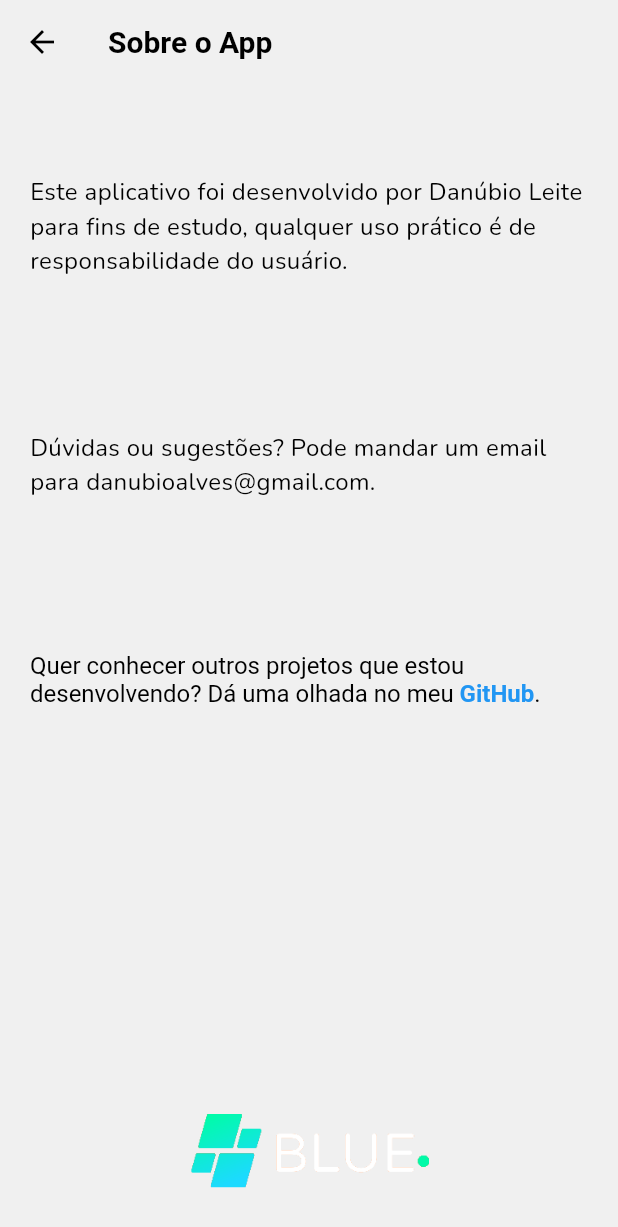
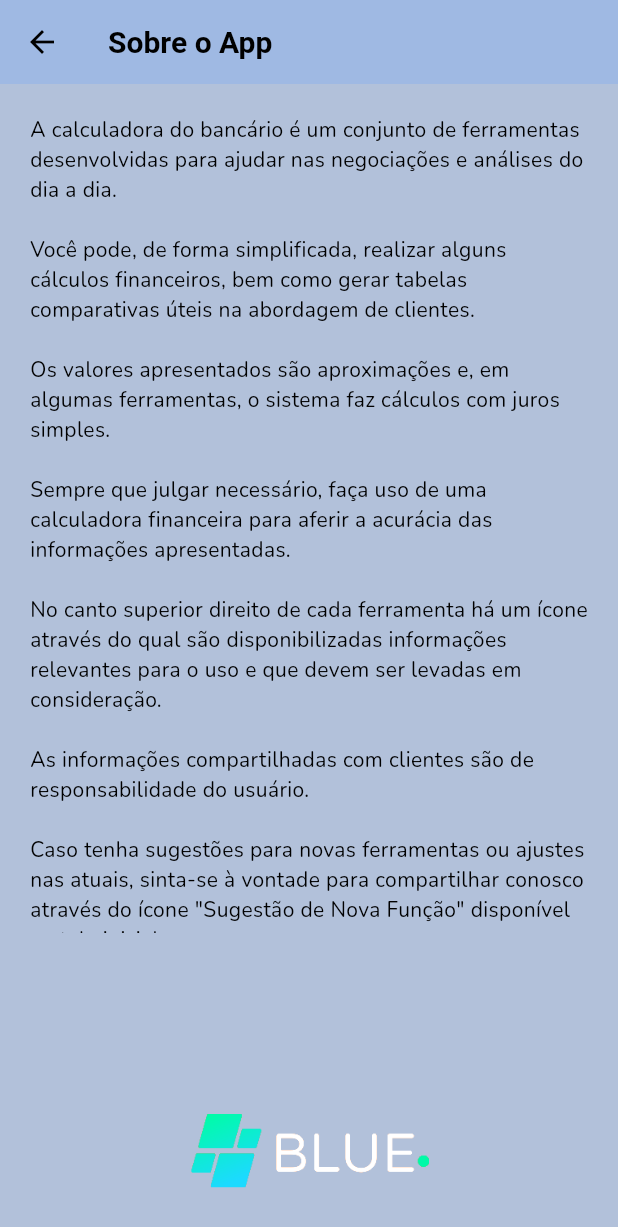
Before and after one commit to Danubio-Leite/calculadora_bancario, a Flutter app: the TelaSobreApp screen opened directly, on a phone screen of 412 x 824 dp. Shown: the top 1227 px of the screen. Run offline on Flutter 3.47's test engine with Material 3 defaults, Android fonts, the light colour scheme and no system bars; our stand-ins replace auto_size_text, flutter_masked_text2, google_fonts, google_mobile_ads, loading_animation_widget, mask_text_input_formatter and 1 more; network calls fail.

Commit message:
sobre o app atualizado

```diff
--- a/lib/pages/tela_sobre_app.dart
+++ b/lib/pages/tela_sobre_app.dart
@@ -8,12 +8,11 @@ class TelaSobreApp extends StatelessWidget {
   @override
   Widget build(BuildContext context) {
     return Scaffold(
-      backgroundColor: const Color.fromARGB(255, 240, 240, 240),
+      backgroundColor: Color.fromARGB(255, 178, 193, 218),
       appBar: AppBar(
         title: const Text(
           'Sobre o App',
         ),
-        backgroundColor: const Color.fromARGB(255, 240, 240, 240),
         elevation: 0,
       ),
       body: Padding(
@@ -21,53 +20,22 @@ class TelaSobreApp extends StatelessWidget {
         child: Column(
             mainAxisAlignment: MainAxisAlignment.spaceBetween,
             children: [
-              Flexible(
+              const Flexible(
                 flex: 3,
-                child: Column(
-                  mainAxisAlignment: MainAxisAlignment.spaceEvenly,
-                  children: [
-                    const Text(
-                      'Este aplicativo foi desenvolvido por Danúbio Leite para fins de estudo, qualquer uso prático é de responsabilidade do usuário.',
-                      style: TextStyle(color: Colors.black, fontSize: 16),
-                    ),
-                    const SizedBox(height: 20),
-                    const Text(
-                      'Dúvidas ou sugestões? Pode mandar um email para danubioalves@gmail.com.',
-                      style: TextStyle(color: Colors.black, fontSize: 16),
-                    ),
-                    const SizedBox(height: 20),
-                    RichText(
-                      text: TextSpan(
-                        children: [
-                          const TextSpan(
-                              style:
-                                  TextStyle(color: Colors.black, fontSize: 16),
-                              text:
-                                  'Quer conhecer outros projetos que estou desenvolvendo? Dá uma olhada no meu '),
-                          TextSpan(
-                            text: 'GitHub',
-                            style: const TextStyle(
-                                fontWeight: FontWeight.bold,
-                                color: Colors.blue,
-                                fontSize: 16),
-                            recognizer: TapGestureRecognizer()
-                              ..onTap = () {
-                                launchUrl(Uri.parse(
-                                    'https://github.com/Danubio-Leite'));
-                              },
-                          ),
-                          const TextSpan(
-                              style:
-                                  TextStyle(color: Colors.black, fontSize: 16),
-                              text: '.'),
-                        ],
+                child: SingleChildScrollView(
+                  child: Column(
+                    mainAxisAlignment: MainAxisAlignment.spaceEvenly,
+                    children: [
+                      Text(
+                        'A calculadora do bancário é um conjunto de ferramentas desenvolvidas para ajudar nas negociações e análises do dia a dia.\n\nVocê pode, de forma simplificada, realizar alguns cálculos financeiros, bem como gerar tabelas comparativas úteis na abordagem de clientes.\n\nOs valores apresentados são aproximações e, em algumas ferramentas, o sistema faz cálculos com juros simples.\n\nSempre que julgar necessário, faça uso de uma calculadora financeira para aferir a acurácia das informações apresentadas.\n\nNo canto superior direito de cada ferramenta há um ícone através do qual são disponibilizadas informações relevantes para o uso e que devem ser levadas em consideração.\n\nAs informações compartilhadas com clientes são de responsabilidade do usuário.\n\nCaso tenha sugestões para novas ferramentas ou ajustes nas atuais, sinta-se à vontade para compartilhar conosco através do ícone "Sugestão de Nova Função" disponível na tela inicial.\n\nObrigado por baixar nosso app, faça bom uso!',
+                        style: TextStyle(color: Colors.black, fontSize: 14),
                       ),
-                    ),
-                  ],
+                    ],
+                  ),
                 ),
               ),
               Flexible(
-                flex: 2,
+                flex: 1,
                 child: Image.asset(
                   'assets/images/blue.png',
                   height: 70,
```
